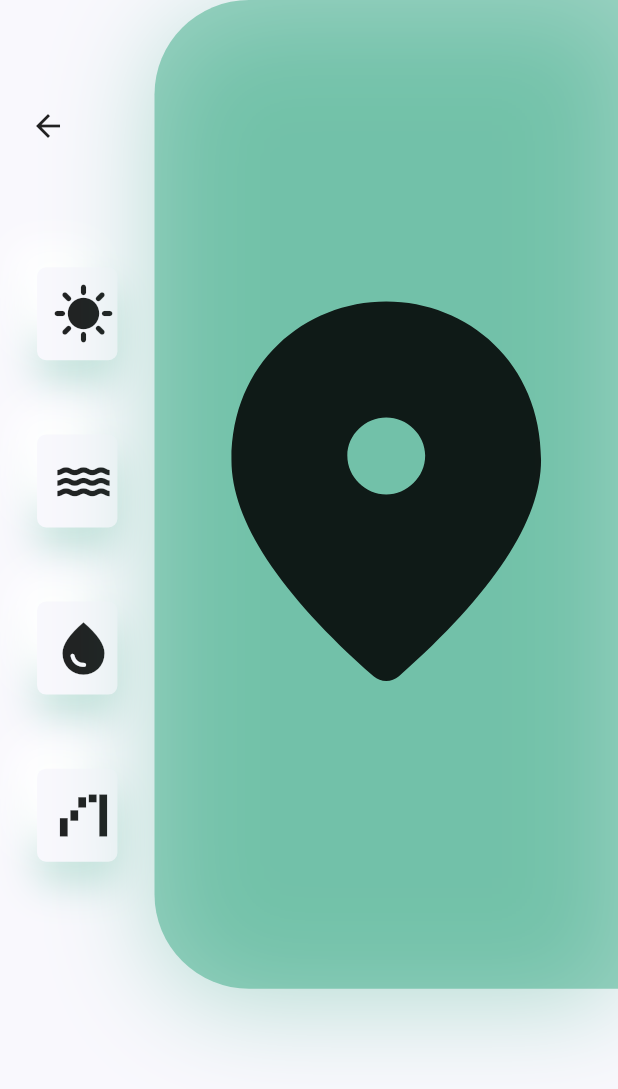
After one commit to m-sugawara/PlantApp, a Flutter app: the DetailsScreen screen opened directly, on a phone screen of 412 x 824 dp. The commit adds this screen. Shown: the top 1089 px of the screen. Run offline on Flutter 3.47's test engine with Material 2 defaults, Android fonts, the phone set to English and light mode, and no system bars.

Commit message:
Create ImageAndIcons

```diff
--- /dev/null
+++ b/lib/screens/details/components/image_and_icons.dart
@@ -0,0 +1,74 @@
+import 'package:flutter/material.dart';
+import 'package:plant_app/constants.dart';
+import 'package:plant_app/screens/details/components/icon_card.dart';
+
+class ImageAndIcons extends StatelessWidget {
+  const ImageAndIcons({
+    super.key,
+    required this.size,
+  });
+
+  final Size size;
+
+  @override
+  Widget build(BuildContext context) {
+    return Padding(
+      padding: const EdgeInsets.only(bottom: defaultPadding * 3),
+      child: SizedBox(
+        height: size.height * 0.8,
+        child: Row(
+          children: [
+            Expanded(
+              child: Padding(
+                padding:
+                    const EdgeInsets.symmetric(vertical: defaultPadding * 3),
+                child: Column(
+                  children: [
+                    Align(
+                      alignment: Alignment.topLeft,
+                      child: IconButton(
+                        padding: const EdgeInsets.symmetric(
+                            horizontal: defaultPadding),
+                        onPressed: () {
+                          Navigator.pop(context);
+                        },
+                        icon: const Icon(Icons.arrow_back),
+                      ),
+                    ),
+                    const Spacer(),
+                    const IconCard(icon: Icons.sunny),
+                    const IconCard(icon: Icons.water),
+                    const IconCard(icon: Icons.water_drop),
+                    const IconCard(icon: Icons.waterfall_chart),
+                  ],
+                ),
+              ),
+            ),
+            Container(
+              decoration: BoxDecoration(
+                color: AppColors.primary.withAlpha(100),
+                borderRadius: const BorderRadius.only(
+                  topLeft: Radius.circular(63),
+                  bottomLeft: Radius.circular(63),
+                ),
+                boxShadow: [
+                  BoxShadow(
+                    offset: const Offset(0, 10),
+                    blurRadius: 60,
+                    color: AppColors.primary.withOpacity(0.29),
+                  ),
+                ],
+              ),
+              width: size.width * 0.75,
+              height: size.height * 0.8,
+              child: Icon(
+                Icons.place_rounded,
+                size: size.width * 0.75,
+              ),
+            ),
+          ],
+        ),
+      ),
+    );
+  }
+}
```
Also changed, not shown: lib/screens/details/components/body.dart (+7 -60 lines).
